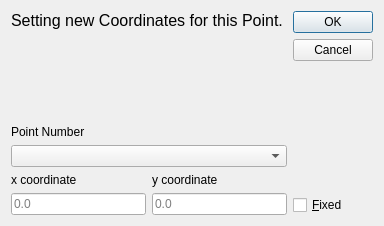
Above: core/draw/edit_point.ui from KmolYuan/Pyslvs-UI before the change. Below: the same form after it.
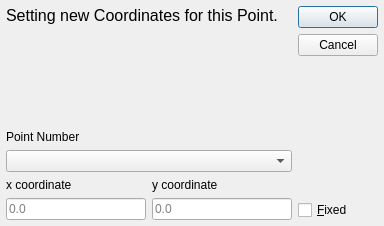
That is the form after the change. Icons and pictures are not drawn.

What changed in the file:
```diff
--- a/core/draw/edit_point.ui
+++ b/core/draw/edit_point.ui
@@ -36,6 +36,21 @@
    <bool>true</bool>
   </property>
   <layout class="QHBoxLayout" name="horizontalLayout">
+   <property name="spacing">
+    <number>6</number>
+   </property>
+   <property name="leftMargin">
+    <number>6</number>
+   </property>
+   <property name="topMargin">
+    <number>6</number>
+   </property>
+   <property name="rightMargin">
+    <number>6</number>
+   </property>
+   <property name="bottomMargin">
+    <number>6</number>
+   </property>
    <item>
     <layout class="QVBoxLayout" name="verticalLayout">
      <item>
```
